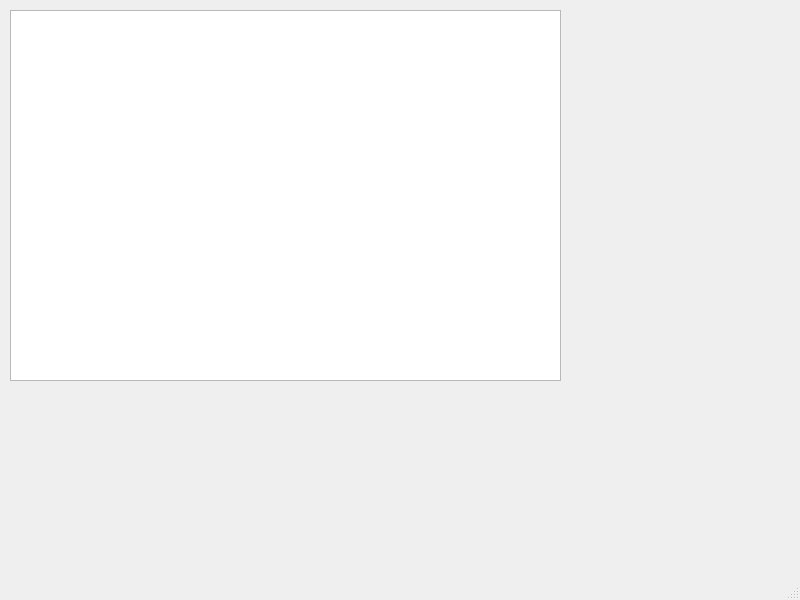
Before: the Qt Designer form NeuralNetwork/mainwindow.ui in bartop/NeuralNetwork, drawn with Qt 5.
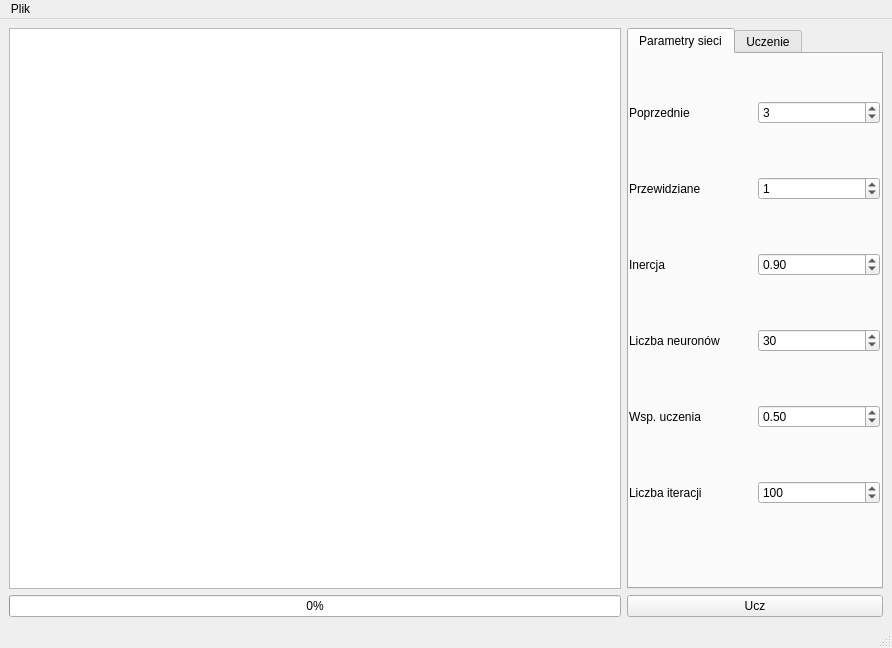
After: the same form once the commit is applied.

Commit message: GUI and stuff... looks like its working

What changed in the file:
```diff
--- a/NeuralNetwork/mainwindow.ui
+++ b/NeuralNetwork/mainwindow.ui
@@ -6,34 +6,308 @@
    <rect>
     <x>0</x>
     <y>0</y>
-    <width>800</width>
-    <height>600</height>
+    <width>892</width>
+    <height>648</height>
    </rect>
   </property>
+  <property name="sizePolicy">
+   <sizepolicy hsizetype="Minimum" vsizetype="Preferred">
+    <horstretch>0</horstretch>
+    <verstretch>0</verstretch>
+   </sizepolicy>
+  </property>
   <property name="windowTitle">
    <string>MainWindow</string>
   </property>
   <widget class="QWidget" name="centralwidget">
-   <widget class="QTableWidget" name="tableWidget">
-    <property name="geometry">
-     <rect>
-      <x>10</x>
-      <y>10</y>
-      <width>551</width>
-      <height>371</height>
-     </rect>
-    </property>
-   </widget>
+   <layout class="QGridLayout" name="gridLayout_2">
+    <item row="0" column="0">
+     <layout class="QGridLayout" name="gridLayout">
+      <item row="4" column="0">
+       <widget class="QTableWidget" name="tableWidget"/>
+      </item>
+      <item row="4" column="1">
+       <widget class="QTabWidget" name="tabWidget">
+        <property name="sizePolicy">
+         <sizepolicy hsizetype="Minimum" vsizetype="Minimum">
+          <horstretch>0</horstretch>
+          <verstretch>0</verstretch>
+         </sizepolicy>
+        </property>
+        <property name="minimumSize">
+         <size>
+          <width>256</width>
+          <height>0</height>
+         </size>
+        </property>
+        <property name="maximumSize">
+         <size>
+          <width>16777215</width>
+          <height>16777215</height>
+         </size>
+        </property>
+        <property name="currentIndex">
+         <number>0</number>
+        </property>
+        <widget class="QWidget" name="tab">
+         <attribute name="title">
+          <string>Parametry sieci</string>
+         </attribute>
+         <widget class="QWidget" name="gridWidget_2" native="true">
+          <property name="geometry">
+           <rect>
+            <x>0</x>
+            <y>0</y>
+            <width>251</width>
+            <height>541</height>
+           </rect>
+          </property>
+          <property name="sizePolicy">
+           <sizepolicy hsizetype="Expanding" vsizetype="Preferred">
+            <horstretch>0</horstretch>
+            <verstretch>0</verstretch>
+           </sizepolicy>
+          </property>
+          <layout class="QGridLayout" name="gridLayout_3">
+           <property name="sizeConstraint">
+            <enum>QLayout::SetMaximumSize</enum>
+           </property>
+           <item row="3" column="1">
+            <widget class="QSpinBox" name="neuronsCountSpinBox">
+             <property name="maximum">
+              <number>1000</number>
+             </property>
+             <property name="value">
+              <number>30</number>
+             </property>
+            </widget>
+           </item>
+           <item row="2" column="1">
+            <widget class="QDoubleSpinBox" name="inertionSpinBox">
+             <property name="maximum">
+              <double>1.000000000000000</double>
+             </property>
+             <property name="singleStep">
+              <double>0.050000000000000</double>
+             </property>
+             <property name="value">
+              <double>0.900000000000000</double>
+             </property>
+            </widget>
+           </item>
+           <item row="0" column="1">
+            <widget class="QSpinBox" name="previousSpinBox">
+             <property name="value">
+              <number>3</number>
+             </property>
+            </widget>
+           </item>
+           <item row="1" column="1">
+            <widget class="QSpinBox" name="predictedSpinBox">
+             <property name="value">
+              <number>1</number>
+             </property>
+            </widget>
+           </item>
+           <item row="3" column="0">
+            <widget class="QLabel" name="label_4">
+             <property name="sizePolicy">
+              <sizepolicy hsizetype="Minimum" vsizetype="Preferred">
+               <horstretch>0</horstretch>
+               <verstretch>0</verstretch>
+              </sizepolicy>
+             </property>
+             <property name="text">
+              <string>Liczba neuronów</string>
+             </property>
+            </widget>
+           </item>
+           <item row="0" column="0">
+            <widget class="QLabel" name="label">
+             <property name="sizePolicy">
+              <sizepolicy hsizetype="Minimum" vsizetype="Preferred">
+               <horstretch>0</horstretch>
+               <verstretch>0</verstretch>
+              </sizepolicy>
+             </property>
+             <property name="text">
+              <string>Poprzednie</string>
+             </property>
+            </widget>
+           </item>
+           <item row="2" column="0">
+            <widget class="QLabel" name="label_3">
+             <property name="sizePolicy">
+              <sizepolicy hsizetype="Minimum" vsizetype="Preferred">
+               <horstretch>0</horstretch>
+               <verstretch>0</verstretch>
+              </sizepolicy>
+             </property>
+             <property name="text">
+              <string>Inercja</string>
+             </property>
+            </widget>
+           </item>
+           <item row="1" column="0">
+            <widget class="QLabel" name="label_2">
+             <property name="sizePolicy">
+              <sizepolicy hsizetype="Minimum" vsizetype="Preferred">
+               <horstretch>0</horstretch>
+               <verstretch>0</verstretch>
+              </sizepolicy>
+             </property>
+             <property name="text">
+              <string>Przewidziane</string>
+             </property>
+            </widget>
+           </item>
+           <item row="6" column="0">
+            <spacer name="verticalSpacer">
+             <property name="orientation">
+              <enum>Qt::Vertical</enum>
+             </property>
+             <property name="sizeType">
+              <enum>QSizePolicy::Minimum</enum>
+             </property>
+             <property name="sizeHint" stdset="0">
+              <size>
+               <width>20</width>
+               <height>40</height>
+              </size>
+             </property>
+            </spacer>
+           </item>
+           <item row="4" column="0">
+            <widget class="QLabel" name="label_7">
+             <property name="sizePolicy">
+              <sizepolicy hsizetype="Minimum" vsizetype="Preferred">
+               <horstretch>0</horstretch>
+               <verstretch>0</verstretch>
+              </sizepolicy>
+             </property>
+             <property name="text">
+              <string>Wsp. uczenia</string>
+             </property>
+            </widget>
+           </item>
+           <item row="4" column="1">
+            <widget class="QDoubleSpinBox" name="learningRateSpinBox">
+             <property name="maximum">
+              <double>1.000000000000000</double>
+             </property>
+             <property name="singleStep">
+              <double>0.050000000000000</double>
+             </property>
+             <property name="value">
+              <double>0.500000000000000</double>
+             </property>
+            </widget>
+           </item>
+           <item row="5" column="1">
+            <widget class="QSpinBox" name="iterationsSpinBox">
+             <property name="maximum">
+              <number>1000000</number>
+             </property>
+             <property name="value">
+              <number>100</number>
+             </property>
+            </widget>
+           </item>
+           <item row="5" column="0">
+            <widget class="QLabel" name="label_6">
+             <property name="sizePolicy">
+              <sizepolicy hsizetype="Minimum" vsizetype="Preferred">
+               <horstretch>0</horstretch>
+               <verstretch>0</verstretch>
+              </sizepolicy>
+             </property>
+             <property name="text">
+              <string>Liczba iteracji</string>
+             </property>
+            </widget>
+           </item>
+          </layout>
+         </widget>
+        </widget>
+        <widget class="QWidget" name="tab_2">
+         <attribute name="title">
+          <string>Uczenie</string>
+         </attribute>
+         <widget class="QWidget" name="gridWidget_3" native="true">
+          <property name="geometry">
+           <rect>
+            <x>0</x>
+            <y>0</y>
+            <width>251</width>
+            <height>151</height>
+           </rect>
+          </property>
+          <property name="sizePolicy">
+           <sizepolicy hsizetype="Expanding" vsizetype="Preferred">
+            <horstretch>0</horstretch>
+            <verstretch>0</verstretch>
+           </sizepolicy>
+          </property>
+          <layout class="QGridLayout" name="gridLayout_4">
+           <property name="sizeConstraint">
+            <enum>QLayout::SetMaximumSize</enum>
+           </property>
+           <item row="2" column="0">
+            <spacer name="verticalSpacer_2">
+             <property name="orientation">
+              <enum>Qt::Vertical</enum>
+             </property>
+             <property name="sizeType">
+              <enum>QSizePolicy::Minimum</enum>
+             </property>
+             <property name="sizeHint" stdset="0">
+              <size>
+               <width>20</width>
+               <height>40</height>
+              </size>
+             </property>
+            </spacer>
+           </item>
+          </layout>
+         </widget>
+        </widget>
+       </widget>
+      </item>
+      <item row="5" column="1">
+       <widget class="QPushButton" name="learnButton">
+        <property name="text">
+         <string>Ucz</string>
+        </property>
+       </widget>
+      </item>
+      <item row="5" column="0">
+       <widget class="QProgressBar" name="progressBar">
+        <property name="value">
+         <number>0</number>
+        </property>
+       </widget>
+      </item>
+     </layout>
+    </item>
+   </layout>
   </widget>
   <widget class="QMenuBar" name="menubar">
    <property name="geometry">
     <rect>
      <x>0</x>
      <y>0</y>
-     <width>800</width>
-     <height>21</height>
+     <width>892</width>
+     <height>23</height>
     </rect>
    </property>
+   <widget class="QMenu" name="menuPlik">
+    <property name="title">
+     <string>Plik</string>
+    </property>
+    <addaction name="actionOpen"/>
+    <addaction name="actionSave"/>
+   </widget>
+   <addaction name="menuPlik"/>
   </widget>
   <widget class="QStatusBar" name="statusbar"/>
  </widget>
```
Left out of the diff: 16 changed lines with no effect on the pictures. The commit also changes 6 other files.
